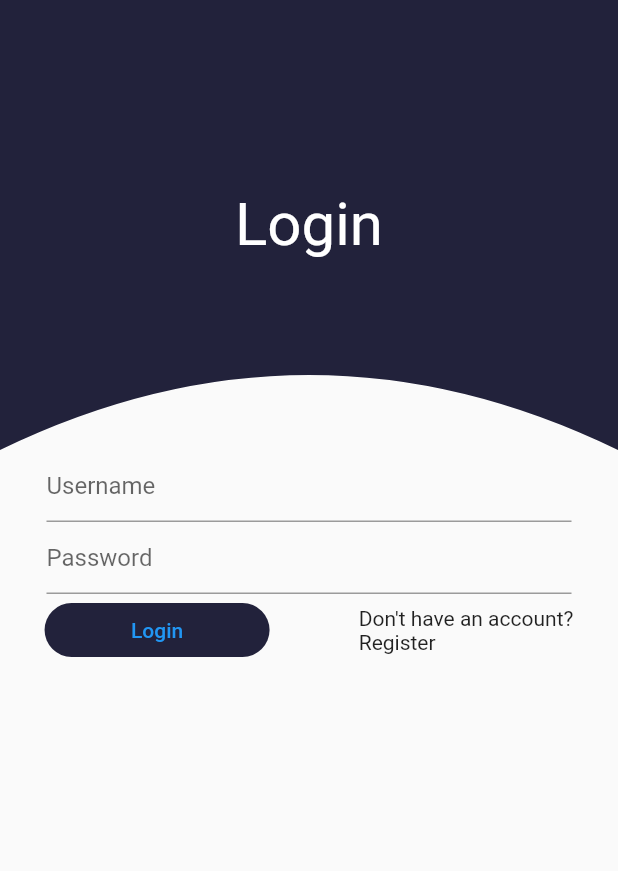
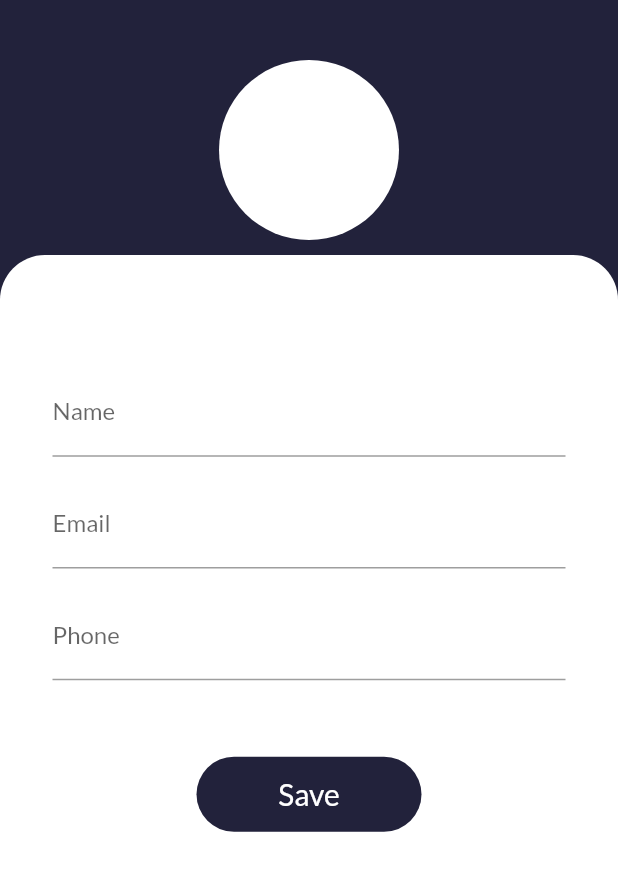
Before and after one commit to Amber-Classwork/contact_list_flutter, a Flutter app: the screen it shows after launch, on a phone screen of 412 x 824 dp. Shown: the top 871 px of the screen. Run offline on Flutter 3.47's test engine with Material 2 defaults, Android fonts, the phone set to English and light mode, and no system bars; our stand-ins replace get.

Commit message:
contact details page added

```diff
--- a/lib/main.dart
+++ b/lib/main.dart
@@ -1,3 +1,4 @@
+import 'package:contact_list_flutter/pages/contact_details.dart';
 import 'package:contact_list_flutter/pages/home/main_contacts_page.dart';
 import 'package:contact_list_flutter/pages/login_page.dart';
 import 'package:flutter/material.dart';
@@ -14,9 +15,10 @@ class RootApp extends StatelessWidget {
   @override
   Widget build(BuildContext context) {
     return MaterialApp(
+      theme: ThemeData(fontFamily: 'Lato'),
       debugShowCheckedModeBanner: false,
       title: 'Contacts',
-      home: LoginPage(),
+      home: ContactDetails(),
     );
   }
 }
--- /dev/null
+++ b/lib/pages/contact_details.dart
@@ -0,0 +1,87 @@
+import 'package:contact_list_flutter/utils/colors.dart';
+import 'package:flutter/material.dart';
+
+class ContactDetails extends StatelessWidget {
+  const ContactDetails({super.key});
+
+  @override
+  Widget build(BuildContext context) {
+    return Scaffold(
+      backgroundColor: Colors.white,
+      body: CustomScrollView(
+        slivers: [
+          SliverAppBar(
+            backgroundColor: AppColors.mainBlue,
+            bottom: PreferredSize(
+              preferredSize: Size.fromHeight(30),
+              child: Container(
+                decoration: BoxDecoration(
+                  color: Colors.white,
+                  borderRadius: BorderRadius.only(
+                    topLeft: Radius.circular(50),
+                    topRight: Radius.circular(50),
+                  ),
+                ),
+                height: 30,
+                width: double.maxFinite,
+              ),
+            ),
+            flexibleSpace: FlexibleSpaceBar(
+                background: Column(
+              mainAxisAlignment: MainAxisAlignment.center,
+              children: [
+                CircleAvatar(
+                  radius: 60,
+                  backgroundColor: Colors.white,
+                )
+              ],
+            )),
+            expandedHeight: 200,
+          ),
+          SliverToBoxAdapter(
+            child: Container(
+              height: 400,
+              padding: EdgeInsets.symmetric(horizontal: 35, vertical: 30),
+              child: Column(
+                mainAxisAlignment: MainAxisAlignment.spaceEvenly,
+                children: [
+                  TextField(
+                    decoration: InputDecoration(
+                      labelText: "Name",
+                    ),
+                  ),
+                  TextField(
+                    decoration: InputDecoration(
+                      labelText: "Email",
+                    ),
+                  ),
+                  TextField(
+                    decoration: InputDecoration(
+                      labelText: "Phone",
+                    ),
+                  ),
+                  SizedBox(
+                    height: 20,
+                  ),
+                  SizedBox(
+                    width: 150,
+                    height: 50,
+                    child: TextButton(
+                      onPressed: () {},
+                      child: Text('Save',
+                          style: TextStyle(color: Colors.white, fontSize: 20)),
+                      style: TextButton.styleFrom(
+                        backgroundColor: AppColors.mainBlue,
+                        shape: StadiumBorder(),
+                      ),
+                    ),
+                  )
+                ],
+              ),
+            ),
+          )
+        ],
+      ),
+    );
+  }
+}
--- a/lib/pages/home/main_contacts_page.dart
+++ b/lib/pages/home/main_contacts_page.dart
@@ -89,7 +89,7 @@ class MainContactsPage extends StatelessWidget {
                 padding: const EdgeInsets.only(top: 0, bottom: 20),
                 shrinkWrap: true,
                 physics: const NeverScrollableScrollPhysics(),
-                itemCount: 1,
+                itemCount: 10,
                 itemBuilder: (BuildContext context, int index) {
                   return ListTile(
                     dense: true,
@@ -97,7 +97,7 @@ class MainContactsPage extends StatelessWidget {
                     visualDensity: const VisualDensity(vertical: 3),
                     contentPadding: const EdgeInsets.all(0),
                     leading: const CircleAvatar(
-                        radius: 60, backgroundColor: AppColors.mainGreen),
+                        radius: 60, backgroundColor: AppColors.mainBlue),
                     title: const Padding(
                       padding: EdgeInsets.only(bottom: 5.0),
                       child: Text(
@@ -123,8 +123,7 @@ class MainContactsPage extends StatelessWidget {
                           children: const [
                             Icon(
                               Icons.call_outlined,
-                              color: AppColors.mainBlue,
-                              size: 27,
+                              color: Colors.black87,
                             ),
                             SizedBox(
                                 width: 25,
@@ -134,8 +133,7 @@ class MainContactsPage extends StatelessWidget {
                                 )),
                             Icon(
                               Icons.email_outlined,
-                              color: AppColors.mainBlue,
-                              size: 27,
+                              color: Colors.black87,
                             )
                           ],
                         ),
--- a/lib/pages/login_page.dart
+++ b/lib/pages/login_page.dart
@@ -88,8 +88,8 @@ class CustomClipPath extends CustomClipper<Path> {
 
     final path = Path();
 
-    path.lineTo(0, h);
-    path.quadraticBezierTo(w * 0.5, h - 100, w, h);
+    path.lineTo(0, h * 0.7);
+    path.quadraticBezierTo(w * 0.5, h, w, h * 0.7);
     path.lineTo(w, 0);
     path.close();
     return path;
```
Also changed, not shown: pubspec.yaml (+11 -15 lines), assets/fonts/Lato-Regular.ttf (added), assets/images/native.png (added), pubspec.lock, 6 other files.
